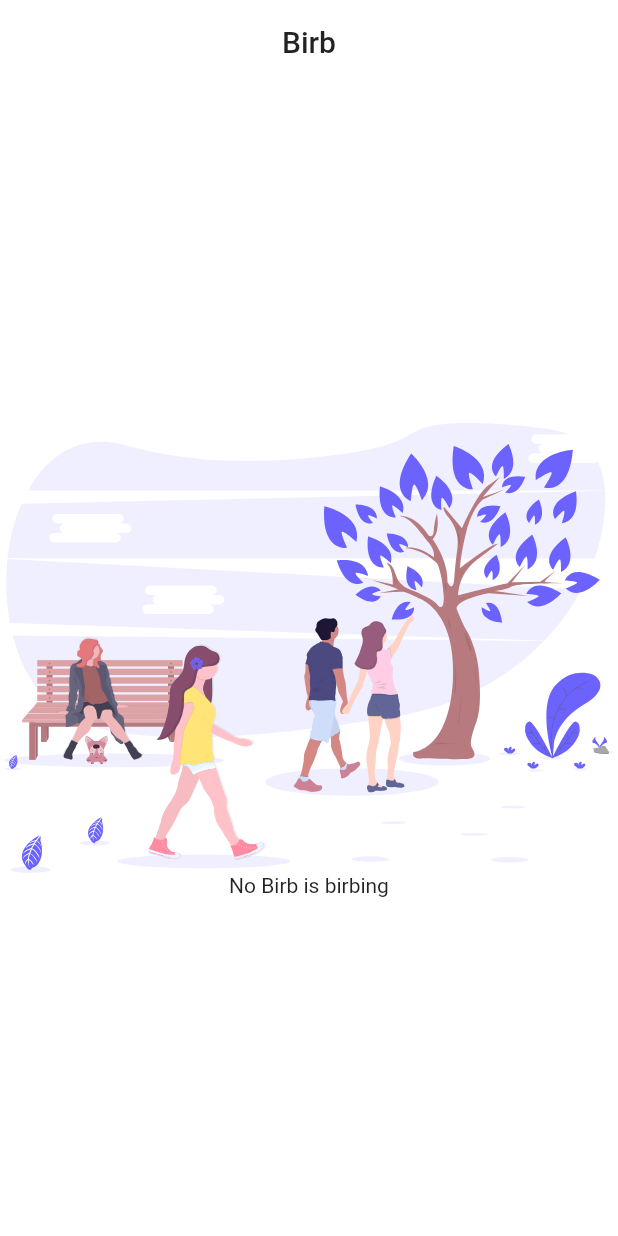
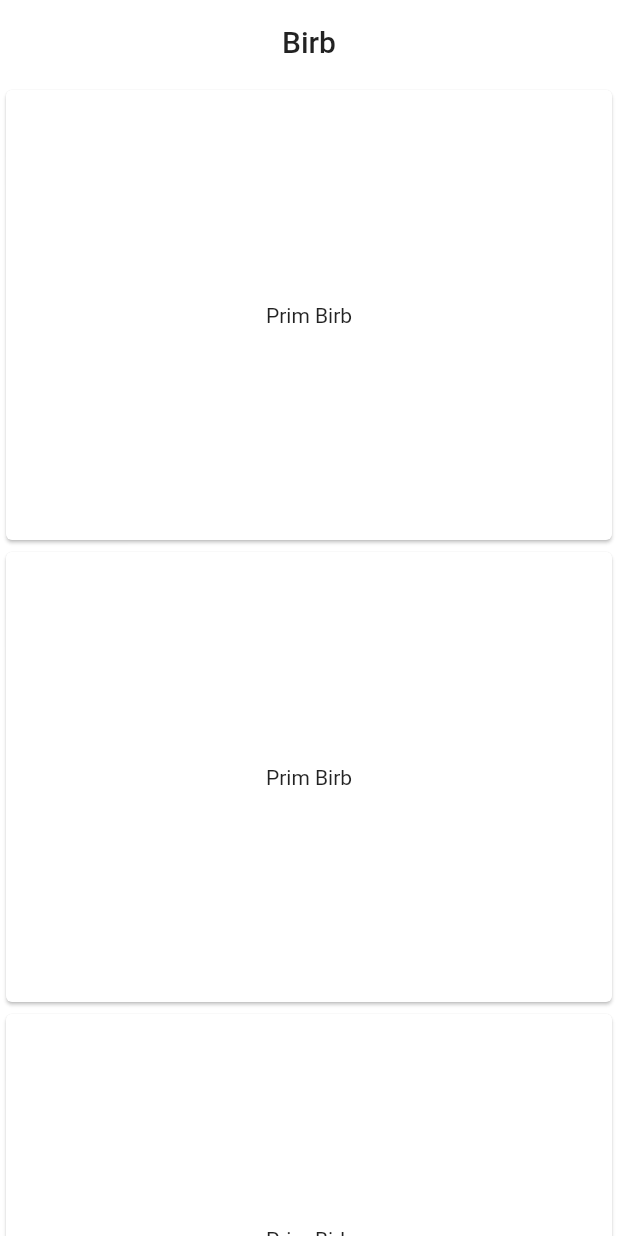
Before and after one commit to aelgasser/my-birb, a Flutter app: the screen it shows after launch, on a phone screen of 412 x 824 dp. Run offline on Flutter 3.47's test engine with Material 2 defaults, Android fonts, the phone set to English and light mode, and no system bars; our stand-ins replace flutter_svg.

Commit message:
Added a list of posts widget

```diff
--- a/app/lib/main.dart
+++ b/app/lib/main.dart
@@ -1,4 +1,4 @@
-import 'package:birb/no_content.dart';
+import 'package:birb/posts_list.dart';
 import 'package:flutter/material.dart';
 import 'package:flutter/services.dart';
 
@@ -50,7 +50,7 @@ class _MyHomePageState extends State<MyHomePage> {
         ),
         elevation: 0.0,
       ),
-      body: const NoContent(),
+      body: const PostsList(),
     );
   }
 }
--- /dev/null
+++ b/app/lib/posts_list.dart
@@ -0,0 +1,23 @@
+import 'package:flutter/material.dart';
+
+class PostsList extends StatelessWidget {
+  const PostsList();
+
+  static const List<int> _items = <int>[0,1,2];
+
+  @override
+  Widget build(BuildContext context) {
+    return ListView(children: _items.map((int index) => _buildBirdCard(context, index)).toList());
+  }
+
+  Card _buildBirdCard(BuildContext context, int index) {
+    return Card(
+        child: Container(
+          height: 300.0,
+          child: const Center(
+            child: Text('Prim Birb'),
+          )
+        ),
+      );
+  }
+}
```
Also changed, not shown: 4 other files.
